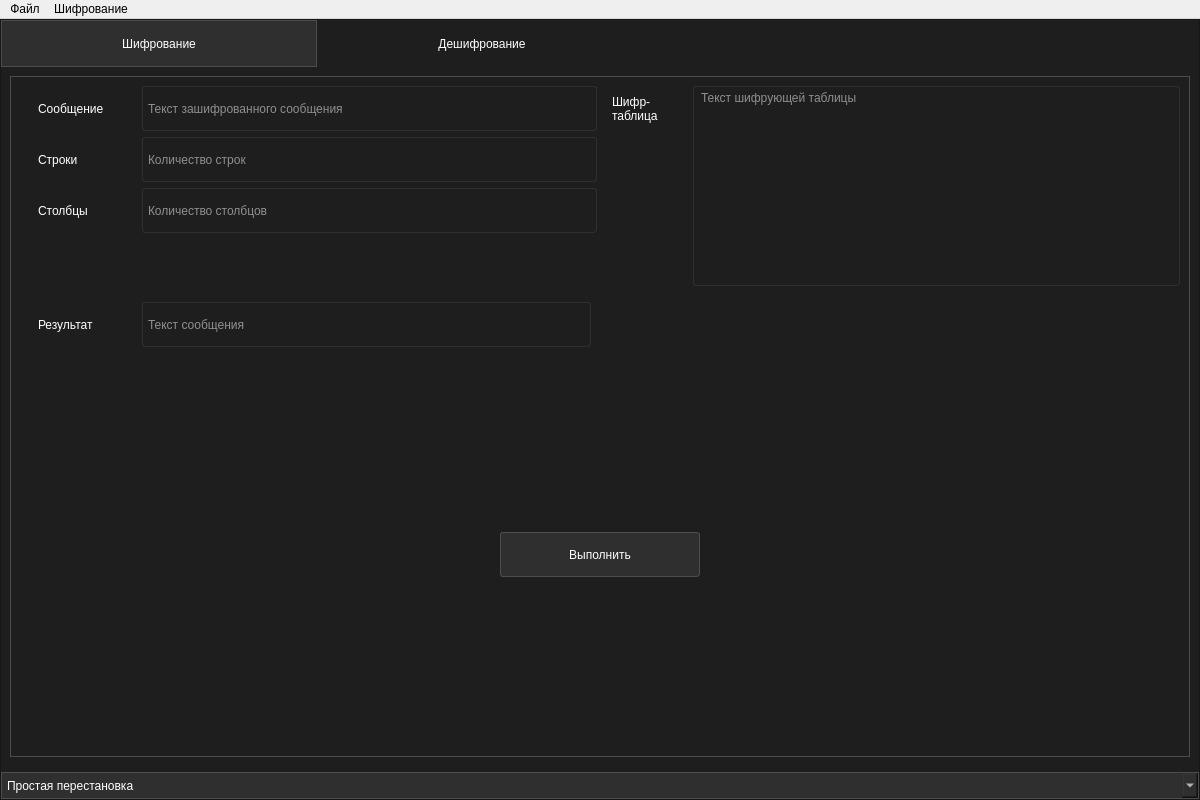
Before: the Qt Designer form View/DesignUI/main_window.ui in Aiow-dev/MCryptApp, drawn with Qt 5.
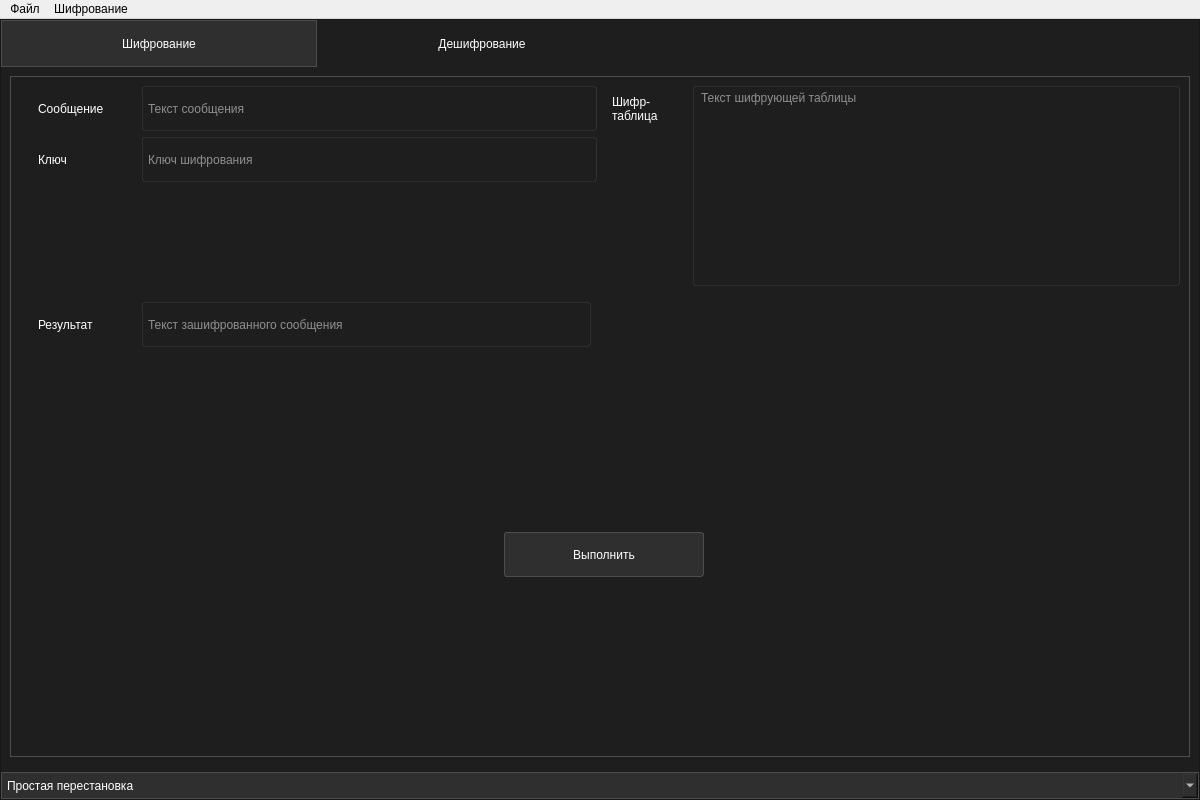
After: the same form once the commit is applied. The open tabs and pages were chosen to show the change.

Diff of the .ui file:
```diff
--- a/View/DesignUI/main_window.ui
+++ b/View/DesignUI/main_window.ui
@@ -3299,9 +3299,9 @@
               <attribute name="title">
                <string>Дешифрование</string>
               </attribute>
-              <layout class="QVBoxLayout" name="verticalLayout_23">
+              <layout class="QHBoxLayout" name="horizontalLayout_51">
                <item>
-                <widget class="QFrame" name="dec_smp_2">
+                <widget class="QFrame" name="dec_cs">
                  <property name="styleSheet">
                   <string notr="true">QFrame {
 	border: 1px solid rgb(77, 77, 77);
@@ -3313,9 +3313,9 @@
                  <property name="frameShadow">
                   <enum>QFrame::Plain</enum>
                  </property>
-                 <layout class="QVBoxLayout" name="verticalLayout_24">
+                 <layout class="QVBoxLayout" name="verticalLayout_23">
                   <item>
-                   <widget class="QFrame" name="dec_smp_r_frame_2">
+                   <widget class="QFrame" name="dec_cs_r_frame">
                     <property name="maximumSize">
                      <size>
                       <width>16777215</width>
@@ -3333,7 +3333,7 @@
                     <property name="frameShadow">
                      <enum>QFrame::Raised</enum>
                     </property>
-                    <layout class="QHBoxLayout" name="horizontalLayout_46">
+                    <layout class="QHBoxLayout" name="horizontalLayout_42">
                      <property name="leftMargin">
                       <number>0</number>
                      </property>
@@ -3347,7 +3347,7 @@
                       <number>0</number>
                      </property>
                      <item alignment="Qt::AlignTop">
-                      <widget class="QFrame" name="dec_smp_in_frame_2">
+                      <widget class="QFrame" name="dec_cs_in_frame">
                        <property name="maximumSize">
                         <size>
                          <width>16777215</width>
@@ -3365,7 +3365,7 @@
                        <property name="frameShadow">
                         <enum>QFrame::Raised</enum>
                        </property>
-                       <layout class="QVBoxLayout" name="verticalLayout_25">
+                       <layout class="QVBoxLayout" name="verticalLayout_24">
                         <property name="topMargin">
                          <number>0</number>
                         </property>
@@ -3376,7 +3376,86 @@
                          <number>0</number>
                         </property>
                         <item>
-                         <widget class="QFrame" name="dec_smp_msg_frame_2">
+                         <widget class="QFrame" name="dec_cs_msg_frame">
+                          <property name="maximumSize">
+                           <size>
+                            <width>16777215</width>
+                            <height>45</height>
+                           </size>
+                          </property>
+                          <property name="styleSheet">
+                           <string notr="true">QFrame {
+	border: none;
+}</string>
+                          </property>
+                          <property name="frameShape">
+                           <enum>QFrame::StyledPanel</enum>
+                          </property>
+                          <property name="frameShadow">
+                           <enum>QFrame::Raised</enum>
+                          </property>
+                          <layout class="QHBoxLayout" name="horizontalLayout_46">
+                           <property name="topMargin">
+                            <number>0</number>
+                           </property>
+                           <property name="rightMargin">
+                            <number>0</number>
+                           </property>
+                           <property name="bottomMargin">
+                            <number>0</number>
+                           </property>
+                           <item>
+                            <widget class="QLabel" name="dec_cs_msg_lbl">
+                             <property name="minimumSize">
+                              <size>
+                               <width>80</width>
+                               <height>45</height>
+                              </size>
+                             </property>
+                             <property name="styleSheet">
+                              <string notr="true">QLabel {
+	color: rgb(255, 255, 255);
+}</string>
+                             </property>
+                             <property name="text">
+                              <string>Сообщение</string>
+                             </property>
+                            </widget>
+                           </item>
+                           <item>
+                            <widget class="QLineEdit" name="dec_cs_msg_txt">
+                             <property name="minimumSize">
+                              <size>
+                               <width>0</width>
+                               <height>45</height>
+                              </size>
+                             </property>
+                             <property name="styleSheet">
+                              <string notr="true">QLineEdit {
+	border: 1px solid rgb(48, 47, 47);
+	border-radius: 3px;
+	margin: 0 0 0 18px;
+	padding: 0 3px;
+	color: rgb(255, 255, 255);
+}
+
+QLineEdit:focus {
+	border: 1px solid rgb(77, 77, 77);
+}</string>
+                             </property>
+                             <property name="placeholderText">
+                              <string>Текст сообщения</string>
+                             </property>
+                             <property name="clearButtonEnabled">
+                              <bool>true</bool>
+                             </property>
+                            </widget>
+                           </item>
+                          </layout>
+                         </widget>
+                        </item>
+                        <item>
+                         <widget class="QFrame" name="dec_cs_key_frame">
                           <property name="maximumSize">
                            <size>
                             <width>16777215</width>
@@ -3418,7 +3497,7 @@
 }</string>
                              </property>
                              <property name="text">
-                              <string>Сообщение</string>
+                              <string>Ключ</string>
                              </property>
                             </widget>
                            </item>
@@ -3444,7 +3523,7 @@
 }</string>
                              </property>
                              <property name="placeholderText">
-                              <string>Текст зашифрованного сообщения</string>
+                              <string>Ключ шифрования</string>
                              </property>
                              <property name="clearButtonEnabled">
                               <bool>true</bool>
@@ -3454,14 +3533,34 @@
                           </layout>
                          </widget>
                         </item>
+                       </layout>
+                      </widget>
+                     </item>
+                     <item>
+                      <widget class="QFrame" name="dec_cs_table_frame">
+                       <property name="styleSheet">
+                        <string notr="true">QFrame {
+	border: none;
+}</string>
+                       </property>
+                       <property name="frameShape">
+                        <enum>QFrame::StyledPanel</enum>
+                       </property>
+                       <property name="frameShadow">
+                        <enum>QFrame::Raised</enum>
+                       </property>
+                       <layout class="QVBoxLayout" name="verticalLayout_25">
+                        <property name="topMargin">
+                         <number>0</number>
+                        </property>
+                        <property name="rightMargin">
+                         <number>0</number>
+                        </property>
+                        <property name="bottomMargin">
+                         <number>0</number>
+                        </property>
                         <item>
-                         <widget class="QFrame" name="dec_smp_row_frame_2">
-                          <property name="maximumSize">
-                           <size>
-                            <width>16777215</width>
-                            <height>45</height>
-                           </size>
-                          </property>
+                         <widget class="QFrame" name="dec_cs_ot_frame">
                           <property name="styleSheet">
                            <string notr="true">QFrame {
 	border: none;
@@ -3474,184 +3573,6 @@
                            <enum>QFrame::Raised</enum>
                           </property>
                           <layout class="QHBoxLayout" name="horizontalLayout_48">
-                           <property name="topMargin">
-                            <number>0</number>
-                           </property>
-                           <property name="rightMargin">
-                            <number>0</number>
-                           </property>
-                           <property name="bottomMargin">
-                            <number>0</number>
-                           </property>
-                           <item>
-                            <widget class="QLabel" name="dec_smp_row_lbl_2">
-                             <property name="minimumSize">
-                              <size>
-                               <width>80</width>
-                               <height>45</height>
-                              </size>
-                             </property>
-                             <property name="styleSheet">
-                              <string notr="true">QLabel {
-	color: rgb(255, 255, 255);
-}</string>
-                             </property>
-                             <property name="text">
-                              <string>Строки</string>
-                             </property>
-                            </widget>
-                           </item>
-                           <item>
-                            <widget class="QLineEdit" name="dec_smp_row_txt_2">
-                             <property name="minimumSize">
-                              <size>
-                               <width>0</width>
-                               <height>45</height>
-                              </size>
-                             </property>
-                             <property name="styleSheet">
-                              <string notr="true">QLineEdit {
-	border: 1px solid rgb(48, 47, 47);
-	border-radius: 3px;
-	margin: 0 0 0 18px;
-	padding: 0 3px;
-	color: rgb(255, 255, 255);
-}
-
-QLineEdit:focus {
-	border: 1px solid rgb(77, 77, 77);
-}</string>
-                             </property>
-                             <property name="placeholderText">
-                              <string>Количество строк</string>
-                             </property>
-                             <property name="clearButtonEnabled">
-                              <bool>true</bool>
-                             </property>
-                            </widget>
-                           </item>
-                          </layout>
-                         </widget>
-                        </item>
-                        <item>
-                         <widget class="QFrame" name="dec_smp_clm_frame_2">
-                          <property name="maximumSize">
-                           <size>
-                            <width>16777215</width>
-                            <height>45</height>
-                           </size>
-                          </property>
-                          <property name="styleSheet">
-                           <string notr="true">QFrame {
-	border: none;
-}</string>
-                          </property>
-                          <property name="frameShape">
-                           <enum>QFrame::StyledPanel</enum>
-                          </property>
-                          <property name="frameShadow">
-                           <enum>QFrame::Raised</enum>
-                          </property>
-                          <layout class="QHBoxLayout" name="horizontalLayout_49">
-                           <property name="topMargin">
-                            <number>0</number>
-                           </property>
-                           <property name="rightMargin">
-                            <number>0</number>
-                           </property>
-                           <property name="bottomMargin">
-                            <number>0</number>
-                           </property>
-                           <item>
-                            <widget class="QLabel" name="dec_smp_clm_lbl_2">
-                             <property name="minimumSize">
-                              <size>
-                               <width>80</width>
-                               <height>45</height>
-                              </size>
-                             </property>
-                             <property name="styleSheet">
-                              <string notr="true">QLabel {
-	color: rgb(255, 255, 255);
-}</string>
-                             </property>
-                             <property name="text">
-                              <string>Столбцы</string>
-                             </property>
-                            </widget>
-                           </item>
-                           <item>
-                            <widget class="QLineEdit" name="dec_smp_clm_txt_2">
-                             <property name="minimumSize">
-                              <size>
-                               <width>0</width>
-                               <height>45</height>
-                              </size>
-                             </property>
-                             <property name="styleSheet">
-                              <string notr="true">QLineEdit {
-	border: 1px solid rgb(48, 47, 47);
-	border-radius: 3px;
-	margin: 0 0 0 18px;
-	padding: 0 3px;
-	color: rgb(255, 255, 255);
-}
-
-QLineEdit:focus {
-	border: 1px solid rgb(77, 77, 77);
-}</string>
-                             </property>
-                             <property name="placeholderText">
-                              <string>Количество столбцов</string>
-                             </property>
-                             <property name="clearButtonEnabled">
-                              <bool>true</bool>
-                             </property>
-                            </widget>
-                           </item>
-                          </layout>
-                         </widget>
-                        </item>
-                       </layout>
-                      </widget>
-                     </item>
-                     <item>
-                      <widget class="QFrame" name="dec_smp_table_frame_2">
-                       <property name="styleSheet">
-                        <string notr="true">QFrame {
-	border: none;
-}</string>
-                       </property>
-                       <property name="frameShape">
-                        <enum>QFrame::StyledPanel</enum>
-                       </property>
-                       <property name="frameShadow">
-                        <enum>QFrame::Raised</enum>
-                       </property>
-                       <layout class="QVBoxLayout" name="verticalLayout_26">
-                        <property name="topMargin">
-                         <number>0</number>
-                        </property>
-                        <property name="rightMargin">
-                         <number>0</number>
-                        </property>
-                        <property name="bottomMargin">
-                         <number>0</number>
-                        </property>
-                        <item>
-                         <widget class="QFrame" name="dec_smp_ot_frame_2">
-                          <property name="styleSheet">
-                           <string notr="true">QFrame {
-	border: none;
-}</string>
-                          </property>
-                          <property name="frameShape">
-                           <enum>QFrame::StyledPanel</enum>
-                          </property>
-                          <property name="frameShadow">
-                           <enum>QFrame::Raised</enum>
-                          </property>
-                          <layout class="QHBoxLayout" name="horizontalLayout_50">
                            <property name="leftMargin">
                             <number>0</number>
                            </property>
@@ -3723,7 +3644,7 @@
                    </widget>
                   </item>
                   <item>
-                   <widget class="QFrame" name="dec_smp_chr_frame_2">
+                   <widget class="QFrame" name="dec_cs_chr_frame">
                     <property name="maximumSize">
                      <size>
                       <width>580</width>
@@ -3741,7 +3662,7 @@
                     <property name="frameShadow">
                      <enum>QFrame::Raised</enum>
                     </property>
-                    <layout class="QVBoxLayout" name="verticalLayout_27">
+                    <layout class="QVBoxLayout" name="verticalLayout_26">
                      <property name="topMargin">
                       <number>0</number>
                      </property>
@@ -3752,7 +3673,7 @@
                       <number>0</number>
                      </property>
                      <item>
-                      <widget class="QFrame" name="dec_smp_oc_frame_2">
+                      <widget class="QFrame" name="dec_cs_oc_frame">
                        <property name="minimumSize">
                         <size>
                          <width>0</width>
@@ -3776,7 +3697,7 @@
                        <property name="frameShadow">
                         <enum>QFrame::Raised</enum>
                        </property>
-                       <layout class="QHBoxLayout" name="horizontalLayout_51">
+                       <layout class="QHBoxLayout" name="horizontalLayout_49">
                         <item>
                          <widget class="QLabel" name="dec_smp_oc_lbl_2">
                           <property name="minimumSize">
@@ -3796,7 +3717,7 @@
                          </widget>
                         </item>
                         <item>
-                         <widget class="QLineEdit" name="dec_smp_oc_txt_2">
+                         <widget class="QLineEdit" name="dec_cs_oc_txt">
                           <property name="minimumSize">
                            <size>
                             <width>0</width>
@@ -3820,7 +3741,7 @@
                            <bool>true</bool>
                           </property>
                           <property name="placeholderText">
-                           <string>Текст сообщения</string>
+                           <string>Текст зашифрованного сообщения</string>
                           </property>
                           <property name="clearButtonEnabled">
                            <bool>false</bool>
@@ -3834,7 +3755,7 @@
                    </widget>
                   </item>
                   <item>
-                   <widget class="QFrame" name="dec_smp_button_frame_2">
+                   <widget class="QFrame" name="dec_cs_button_frame">
                     <property name="styleSheet">
                      <string notr="true">QFrame {
 	border: none;
@@ -3846,9 +3767,18 @@
                     <property name="frameShadow">
                      <enum>QFrame::Raised</enum>
                     </property>
-                    <layout class="QHBoxLayout" name="horizontalLayout_52">
+                    <layout class="QHBoxLayout" name="horizontalLayout_50">
+                     <property name="topMargin">
+                      <number>0</number>
+                     </property>
+                     <property name="rightMargin">
+                      <number>0</number>
+                     </property>
+                     <property name="bottomMargin">
+                      <number>0</number>
+                     </property>
                      <item>
-                      <widget class="QPushButton" name="dec_smp_btn_2">
+                      <widget class="QPushButton" name="dec_cs_btn">
                        <property name="minimumSize">
                         <size>
                          <width>130</width>
```
Left out of the diff: 14 changed lines with no effect on the pictures.
